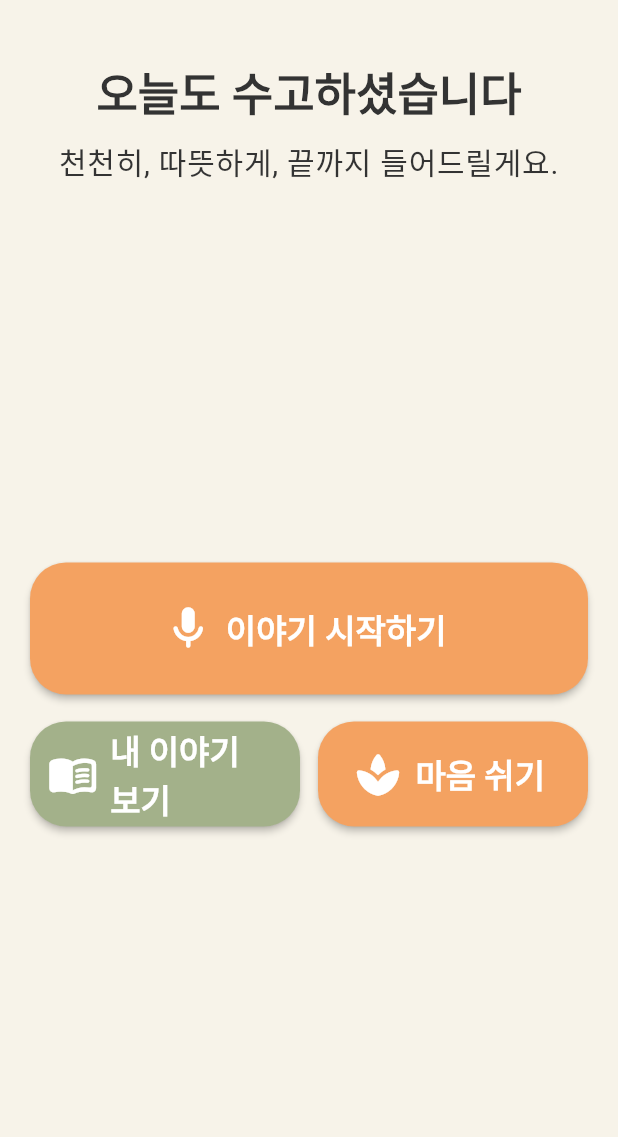
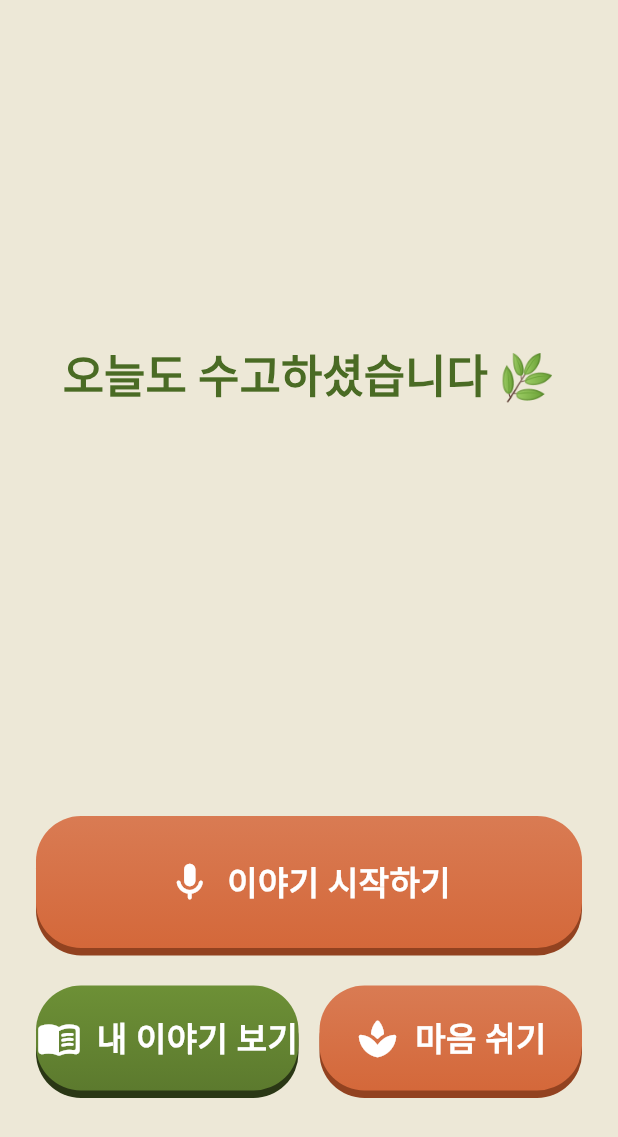
Before and after one commit to dongchanlim/senior_listening_flutter_app, a Flutter app: the screen it shows after launch, on a phone screen of 412 x 824 dp. Shown: the top 1137 px of the screen. Run offline on Flutter 3.47's test engine with Material 3 defaults, Android fonts, the phone set to English and light mode, and no system bars; our stand-ins replace flutter_tts, shared_preferences, speech_to_text.

Commit message:
UI 개선: 이미지 스타일에 맞게 홈 화면 재디자인
- app_theme: 배경색을 따뜻한 크림(#EDE8D7), 주 색상을 러스트 주황(#D4683A),
  보조 색상을 진한 올리브 녹색(#5C7A2E)으로 변경, 제목 색상 녹색 적용
- large_action_button: StatefulWidget으로 변경하여 3D 촉감 버튼 구현
  (GestureDetector + AnimatedPositioned, 누름 애니메이션, 그라디언트 표면)
- home_screen: 제목에 🌿 이모지 추가, 부제목 제거, 레이아웃 조정

https://claude.ai/code/session_016sA31GKp3DTd3d8QnYyLjG

```diff
--- a/senior_listening_app/lib/screens/home_screen.dart
+++ b/senior_listening_app/lib/screens/home_screen.dart
@@ -18,23 +18,17 @@ class HomeScreen extends StatelessWidget {
     return Scaffold(
       body: SafeArea(
         child: Padding(
-          padding: const EdgeInsets.symmetric(horizontal: 20, vertical: 24),
+          padding: const EdgeInsets.symmetric(horizontal: 24, vertical: 24),
           child: Column(
             crossAxisAlignment: CrossAxisAlignment.stretch,
             children: [
-              const SizedBox(height: 16),
+              const Spacer(flex: 3),
               Text(
-                '오늘도 수고하셨습니다',
+                '오늘도 수고하셨습니다 🌿',
                 style: Theme.of(context).textTheme.headlineMedium,
                 textAlign: TextAlign.center,
               ),
-              const SizedBox(height: 8),
-              Text(
-                '천천히, 따뜻하게, 끝까지 들어드릴게요.',
-                style: Theme.of(context).textTheme.bodyLarge,
-                textAlign: TextAlign.center,
-              ),
-              const Spacer(),
+              const Spacer(flex: 4),
               LargeActionButton(
                 label: '이야기 시작하기',
                 icon: Icons.mic_rounded,
@@ -42,7 +36,7 @@ class HomeScreen extends StatelessWidget {
                 backgroundColor: AppTheme.primary,
                 height: 88,
               ),
-              const SizedBox(height: 18),
+              const SizedBox(height: 20),
               Row(
                 children: [
                   Expanded(
@@ -54,7 +48,7 @@ class HomeScreen extends StatelessWidget {
                       height: 70,
                     ),
                   ),
-                  const SizedBox(width: 12),
+                  const SizedBox(width: 14),
                   Expanded(
                     child: LargeActionButton(
                       label: '마음 쉬기',
@@ -66,7 +60,7 @@ class HomeScreen extends StatelessWidget {
                   ),
                 ],
               ),
-              const Spacer(),
+              const Spacer(flex: 1),
             ],
           ),
         ),
--- a/senior_listening_app/lib/theme/app_theme.dart
+++ b/senior_listening_app/lib/theme/app_theme.dart
@@ -1,11 +1,12 @@
 import 'package:flutter/material.dart';
 
 class AppTheme {
-  static const Color background = Color(0xFFF7F3E9);
-  static const Color primary = Color(0xFFF4A261);
-  static const Color secondary = Color(0xFFA3B18A);
-  static const Color text = Color(0xFF333333);
-  static const Color card = Color(0xFFFFFBF5);
+  static const Color background = Color(0xFFEDE8D7);    // Warm parchment cream
+  static const Color primary = Color(0xFFD4683A);       // Deep rust orange
+  static const Color secondary = Color(0xFF5C7A2E);     // Deep olive green
+  static const Color text = Color(0xFF333333);          // Dark gray
+  static const Color titleGreen = Color(0xFF4A6B24);    // Warm green for headline
+  static const Color card = Color(0xFFFFFBF5);          // Off-white
 
   static ThemeData build() {
     final base = ThemeData(
@@ -21,7 +22,7 @@ class AppTheme {
         headlineMedium: TextStyle(
           fontSize: 30,
           fontWeight: FontWeight.w700,
-          color: text,
+          color: titleGreen,
           height: 1.4,
         ),
         titleLarge: TextStyle(
@@ -58,7 +59,7 @@ class AppTheme {
           foregroundColor: Colors.white,
           minimumSize: const Size(double.infinity, 72),
           shape: RoundedRectangleBorder(
-            borderRadius: BorderRadius.circular(24),
+            borderRadius: BorderRadius.circular(30),
           ),
           textStyle: const TextStyle(
             fontSize: 22,
--- a/senior_listening_app/lib/widgets/large_action_button.dart
+++ b/senior_listening_app/lib/widgets/large_action_button.dart
@@ -1,6 +1,6 @@
 import 'package:flutter/material.dart';
 
-class LargeActionButton extends StatelessWidget {
+class LargeActionButton extends StatefulWidget {
   const LargeActionButton({
     super.key,
     required this.label,
@@ -17,16 +17,94 @@ class LargeActionButton extends StatelessWidget {
   final double height;
 
   @override
+  State<LargeActionButton> createState() => _LargeActionButtonState();
+}
+
+class _LargeActionButtonState extends State<LargeActionButton> {
+  bool _pressed = false;
+
+  Color _darken(Color color, [double amount = 0.25]) {
+    final hsl = HSLColor.fromColor(color);
+    return hsl
+        .withLightness((hsl.lightness - amount).clamp(0.0, 1.0))
+        .toColor();
+  }
+
+  Color _lighten(Color color, [double amount = 0.12]) {
+    final hsl = HSLColor.fromColor(color);
+    return hsl
+        .withLightness((hsl.lightness + amount).clamp(0.0, 1.0))
+        .toColor();
+  }
+
+  @override
   Widget build(BuildContext context) {
-    return SizedBox(
-      width: double.infinity,
-      height: height,
-      child: ElevatedButton.icon(
-        onPressed: onPressed,
-        icon: Icon(icon, size: 34),
-        label: Text(label),
-        style: ElevatedButton.styleFrom(
-          backgroundColor: backgroundColor,
+    final baseColor = widget.backgroundColor ?? Theme.of(context).colorScheme.primary;
+    final shadowColor = _darken(baseColor, 0.18);
+    final topColor = _lighten(baseColor, 0.06);
+    const shadowHeight = 5.0;
+    const radius = 30.0;
+
+    return GestureDetector(
+      onTapDown: (_) => setState(() => _pressed = true),
+      onTapUp: (_) {
+        setState(() => _pressed = false);
+        widget.onPressed();
+      },
+      onTapCancel: () => setState(() => _pressed = false),
+      child: SizedBox(
+        width: double.infinity,
+        height: widget.height + shadowHeight,
+        child: Stack(
+          children: [
+            // Shadow / 3D bottom edge
+            Positioned(
+              left: 0,
+              right: 0,
+              bottom: 0,
+              child: Container(
+                height: widget.height,
+                decoration: BoxDecoration(
+                  color: shadowColor,
+                  borderRadius: BorderRadius.circular(radius),
+                ),
+              ),
+            ),
+            // Main button surface
+            AnimatedPositioned(
+              duration: const Duration(milliseconds: 80),
+              curve: Curves.easeOut,
+              left: 0,
+              right: 0,
+              top: _pressed ? shadowHeight : 0,
+              child: Container(
+                height: widget.height,
+                decoration: BoxDecoration(
+                  gradient: LinearGradient(
+                    begin: Alignment.topCenter,
+                    end: Alignment.bottomCenter,
+                    colors: [topColor, baseColor],
+                  ),
+                  borderRadius: BorderRadius.circular(radius),
+                ),
+                child: Row(
+                  mainAxisAlignment: MainAxisAlignment.center,
+                  children: [
+                    Icon(widget.icon, size: 30, color: Colors.white),
+                    const SizedBox(width: 10),
+                    Text(
+                      widget.label,
+                      style: const TextStyle(
+                        fontSize: 22,
+                        fontWeight: FontWeight.w700,
+                        color: Colors.white,
+                      ),
+                    ),
+                  ],
+                ),
+              ),
+            ),
+          ],
         ),
       ),
     );
```
